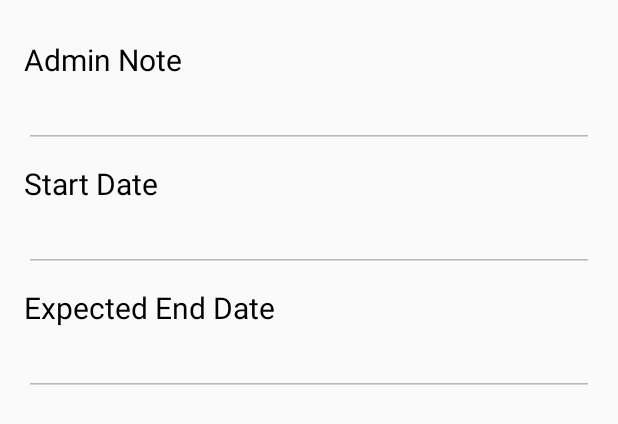
After one commit to RajKGupta/SBECoordinator, an Android app: the layout activity_quotaion_tasks.xml on its own in the app's theme, with its tools: preview values and no code run, on a phone screen of 412 x 824 dp. The commit adds this screen. Shown: the top 424 px of the screen. Run offline under Robolectric (Android 15) with nearby library versions, the phone set to English and light mode, and no system bars.

Commit message:
light gai

```diff
--- a/app/build.gradle
+++ b/app/build.gradle
@@ -43,7 +43,6 @@ dependencies {
     compile 'com.google.firebase:firebase-messaging:10.2.4'
     compile 'com.github.bumptech.glide:glide:3.7.0'
     compile 'com.android.support:appcompat-v7:25.3.1'
-    compile 'com.android.support.constraint:constraint-layout:1.0.2'
     compile 'com.android.support:recyclerview-v7:25.3.1'
     compile 'com.firebase:firebase-client-android:2.3.1'
     compile 'com.google.firebase:firebase-database:10.2.4'
--- a/app/src/main/AndroidManifest.xml
+++ b/app/src/main/AndroidManifest.xml
@@ -107,7 +107,7 @@
 
         <activity android:name=".customer.UploadQuotationActivity" />
         <activity android:name=".CoordinatorLogin.CoordinatorSignUp" />
-        <activity android:name=".notification.NotificationActivity"></activity>
+        <activity android:name=".notification.NotificationActivity"/>
     </application>
 
 </manifest>
--- a/app/src/main/res/layout/activity_chat.xml
+++ b/app/src/main/res/layout/activity_chat.xml
@@ -14,9 +14,7 @@
         android:layout_height="match_parent"
         android:background="@color/grey_300"
         android:layout_above="@+id/sendComment"
-        android:nestedScrollingEnabled="true"
-        android:padding="6dp"
-        android:windowSoftInputMode="adjustResize"/>
+        android:padding="3dp"/>
 
     <RelativeLayout
         android:layout_width="match_parent"
--- /dev/null
+++ b/app/src/main/res/layout/activity_quotaion_tasks.xml
@@ -0,0 +1,69 @@
+<?xml version="1.0" encoding="utf-8"?>
+<ScrollView xmlns:android="http://schemas.android.com/apk/res/android"
+    xmlns:tools="http://schemas.android.com/tools"
+    android:layout_width="match_parent"
+    android:layout_height="match_parent"
+    android:fillViewport="true">
+<LinearLayout
+    android:id="@+id/activity_quotaion_tasks"
+    android:layout_width="match_parent"
+    android:layout_height="wrap_content"
+    android:orientation="vertical"
+    android:padding="16dp"
+    tools:context="com.example.pulkit.employeeapp.Quotation.QuotaionTasks">
+
+    <TextView
+        android:layout_width="match_parent"
+        android:layout_height="wrap_content"
+        android:layout_marginTop="10dp"
+        android:text="Admin Note "
+        android:textColor="#000000"
+        android:textSize="20sp" />
+
+    <EditText
+        android:id="@+id/note_edit"
+        android:layout_width="match_parent"
+        android:layout_height="wrap_content"
+        android:enabled="false"
+        android:inputType="textCapCharacters"
+        android:textColor="#000000" />
+
+    <TextView
+        android:layout_width="match_parent"
+        android:layout_height="wrap_content"
+        android:layout_marginTop="10dp"
+        android:text="Start Date "
+        android:textColor="#000000"
+        android:textSize="20sp" />
+
+    <EditText
+        android:id="@+id/start_edit"
+        android:layout_width="match_parent"
+        android:layout_height="wrap_content"
+        android:enabled="false"
+        android:inputType="textCapCharacters"
+        android:textColor="#000000" />
+
+    <TextView
+        android:layout_width="match_parent"
+        android:layout_height="wrap_content"
+        android:layout_marginTop="10dp"
+        android:text="Expected End Date"
+        android:textColor="#000000"
+        android:textSize="20dp" />
+
+    <EditText
+        android:id="@+id/end_edit"
+        android:layout_width="match_parent"
+        android:layout_height="wrap_content"
+        android:enabled="false"
+        android:inputType="date"
+        android:textColor="#000000" />
+
+    <android.support.v7.widget.RecyclerView
+        android:id="@+id/recycler"
+        android:layout_width="match_parent"
+        android:layout_height="match_parent"
+        android:nestedScrollingEnabled="false"/>
+</LinearLayout>
+</ScrollView>
--- a/build.gradle
+++ b/build.gradle
@@ -5,7 +5,7 @@ buildscript {
         jcenter()
     }
     dependencies {
-        classpath 'com.android.tools.build:gradle:2.3.2'
+        classpath 'com.android.tools.build:gradle:2.2.3'
         classpath 'com.google.gms:google-services:3.0.0'
         // NOTE: Do not place your application dependencies here; they belong
         // in the individual module build.gradle files
```
Also changed, not shown: app/src/main/java/com/example/rajk/leasingmanagers/Quotation/QAdapter.java (added, +108 -0 lines), app/src/main/java/com/example/rajk/leasingmanagers/Quotation/QuotaionTasks.java (added, +201 -0 lines), app/src/main/java/com/example/rajk/leasingmanagers/Quotation/QuotationGroups.java (added, +161 -0 lines), app/src/main/java/com/example/rajk/leasingmanagers/chat/ChatActivity.java (+14 -1 lines), app/src/main/java/com/example/rajk/leasingmanagers/employee/Emp_details.java (+72 -4 lines), app/src/main/java/com/example/rajk/leasingmanagers/model/Quotation.java (+10 -7 lines), app/src/main/java/com/example/rajk/leasingmanagers/model/QuotationBatch.java (+49 -11 lines), app/src/main/res/layout/activity_emp_details.xml (+10 -10 lines), app/src/main/res/layout/quotationfrag.xml (added, +8 -0 lines), gradle/wrapper/gradle-wrapper.properties.
